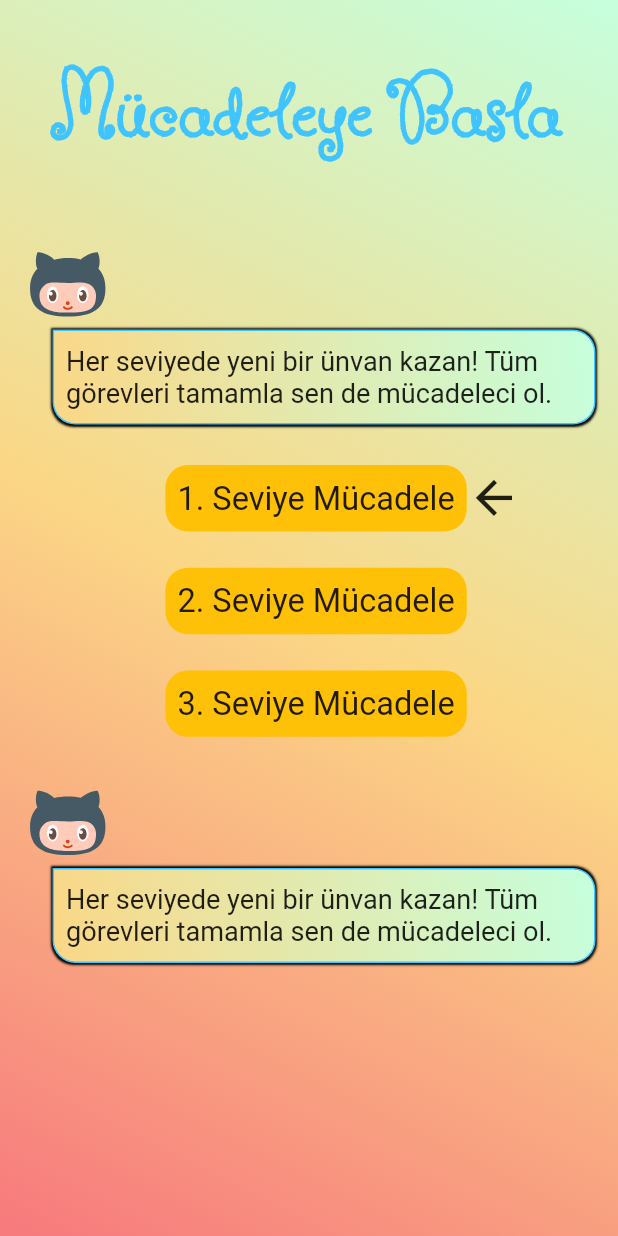
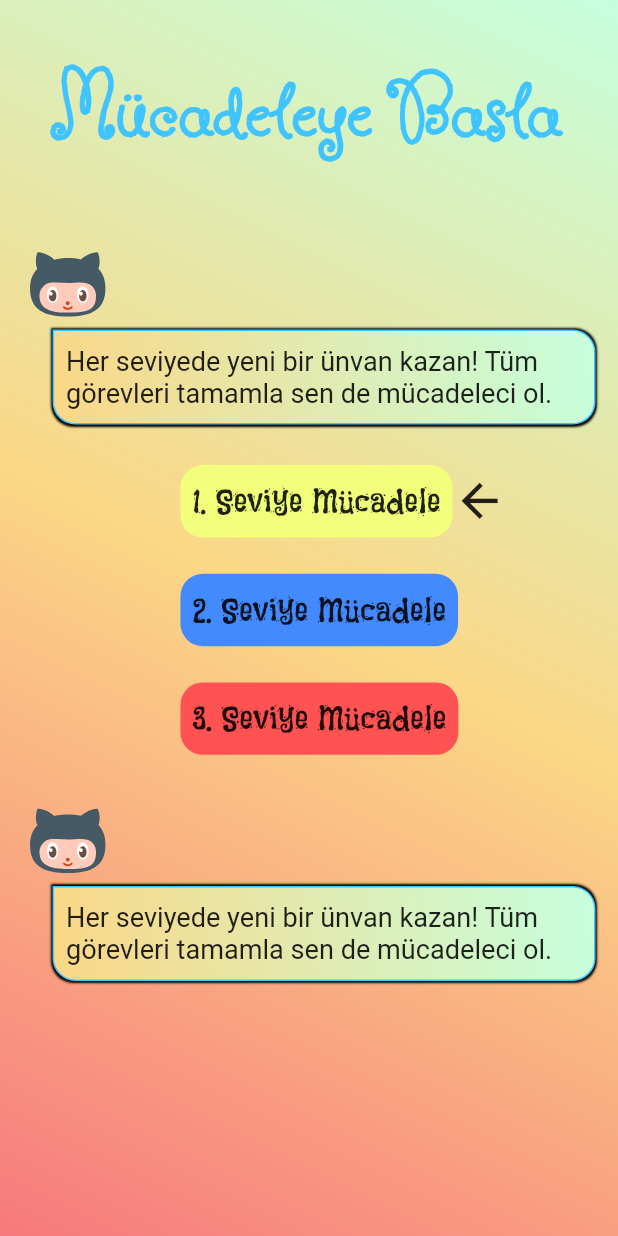
Before and after one commit to emrecoskun705/addiction_flutter, a Flutter app: the screen it shows after launch, on a phone screen of 412 x 824 dp. Run offline on Flutter 3.47's test engine with Material 2 defaults, Android fonts, the phone set to English and light mode, and no system bars; our stand-ins replace flutter_svg.

Commit message:
add font, rename consts.dart to constants.dart

```diff
--- /dev/null
+++ b/lib/constants.dart
@@ -0,0 +1,2 @@
+const butterflyFont = 'ButterflyKids';
+const flavorsFont = 'Flavors';
--- a/lib/consts.dart
+++ /dev/null
@@ -1 +0,0 @@
-const butterflyFontName = 'ButterflyKids';
--- a/lib/screens/home_screen.dart
+++ b/lib/screens/home_screen.dart
@@ -1,4 +1,4 @@
-import 'package:addiction_app/consts.dart';
+import 'package:addiction_app/constants.dart';
 import 'package:addiction_app/screens/widgets/info_bubble_widget.dart';
 import 'package:addiction_app/utils/size_config.dart';
 import 'package:flutter/material.dart';
@@ -31,7 +31,7 @@ class HomeScreen extends StatelessWidget {
                   'Mücadeleye Basla',
                   style: TextStyle(
                     fontSize: getProportionateScreenHeight(50),
-                    fontFamily: butterflyFontName,
+                    fontFamily: butterflyFont,
                     fontWeight: FontWeight.bold,
                     color: Colors.lightBlueAccent,
                   ),
@@ -44,15 +44,15 @@ class HomeScreen extends StatelessWidget {
                       message:
                           'Her seviyede yeni bir ünvan kazan! Tüm görevleri tamamla sen de mücadeleci ol.'),
                   buildLevelBox(
-                      colour: Colors.amber,
+                      colour: Color(0xFFF2FF7A),
                       isCurrent: true,
                       title: '1. Seviye Mücadele'),
                   buildLevelBox(
-                      colour: Colors.amber,
+                      colour: Colors.blueAccent,
                       isCurrent: false,
                       title: '2. Seviye Mücadele'),
                   buildLevelBox(
-                      colour: Colors.amber,
+                      colour: Colors.redAccent,
                       isCurrent: false,
                       title: '3. Seviye Mücadele'),
                 ],
@@ -72,7 +72,7 @@ class HomeScreen extends StatelessWidget {
       {required Color colour, required bool isCurrent, required String title}) {
     return Padding(
       padding: EdgeInsets.only(
-          left: getProportionateScreenWidth(110),
+          left: getProportionateScreenWidth(120),
           top: getProportionateScreenHeight(10),
           bottom: getProportionateScreenHeight(10)),
       child: Row(
@@ -89,7 +89,10 @@ class HomeScreen extends StatelessWidget {
                   horizontal: getProportionateScreenWidth(8)),
               child: Text(
                 title,
-                style: TextStyle(fontSize: getProportionateScreenHeight(18)),
+                style: TextStyle(
+                  fontSize: getProportionateScreenHeight(19),
+                  fontFamily: flavorsFont,
+                ),
               ),
             ),
           ),
--- a/pubspec.yaml
+++ b/pubspec.yaml
@@ -65,6 +65,9 @@ flutter:
       fonts:
       - asset: assets/fonts/ButterflyKids-Regular.ttf
 
+    - family: Flavors
+      fonts:
+      - asset: assets/fonts/Flavors-Regular.ttf
 
   # For details regarding fonts from package dependencies,
   # see https://flutter.dev/custom-fonts/#from-packages
```
Also changed, not shown: assets/fonts/Flavors-Regular.ttf (added).
